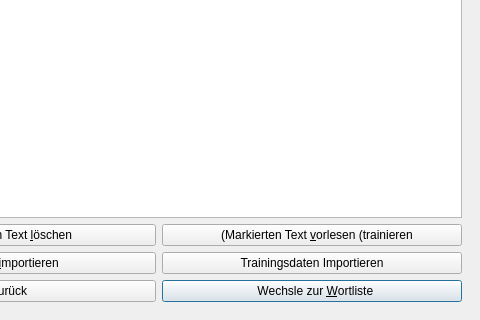
The window that ui/trainmain.ui (KDE/simon) describes before a commit, drawn with Qt 5; both pictures show x 163 to 643 and y 177 to 497 of the 643 by 497 pixel window.
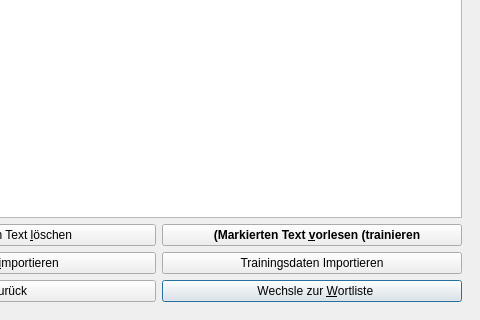
The same window after the commit. Icons and pictures are not drawn.

Diff of the .ui file:
```diff
--- a/ui/trainmain.ui
+++ b/ui/trainmain.ui
@@ -99,6 +99,12 @@
        </item>
        <item row="0" column="1" >
         <widget class="QPushButton" name="pbTrainText" >
+         <property name="font" >
+          <font>
+           <weight>75</weight>
+           <bold>true</bold>
+          </font>
+         </property>
          <property name="toolTip" >
           <string>Startet das Training des selektierten Textes.</string>
          </property>
```
